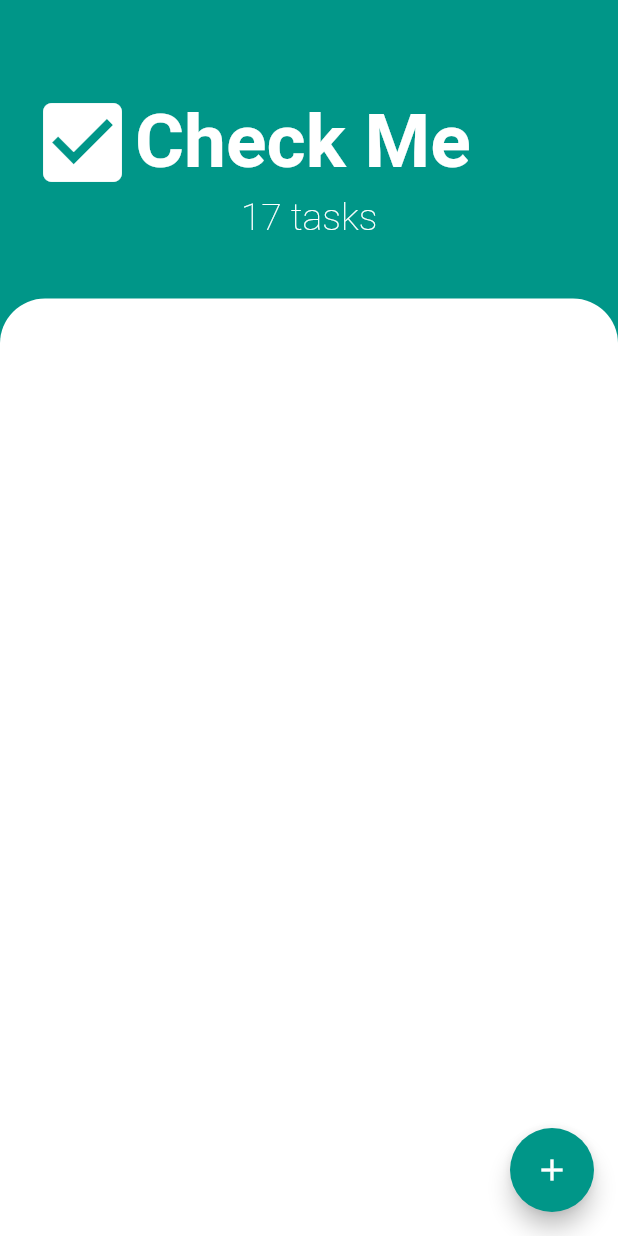
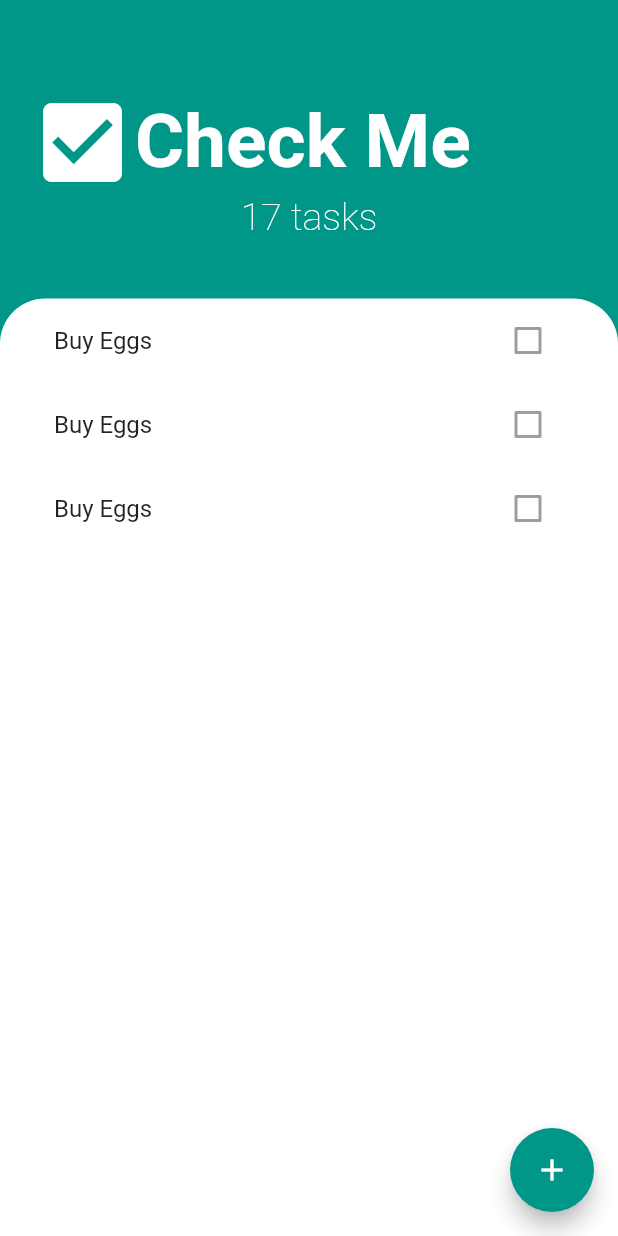
Before and after one commit to NithinRauj/Check_Me, a Flutter app: the screen it shows after launch, on a phone screen of 412 x 824 dp. Run offline on Flutter 3.47's test engine with Material 2 defaults, Android fonts, the phone set to English and light mode, and no system bars.

Commit message:
Created a list view for tasks

```diff
--- a/lib/main_screen.dart
+++ b/lib/main_screen.dart
@@ -1,4 +1,5 @@
 import 'package:flutter/material.dart';
+import 'package:check_me_app/widgets/tasks_list.dart';
 
 class MainScreen extends StatelessWidget {
   @override
@@ -57,6 +58,9 @@ class MainScreen extends StatelessWidget {
           ),
           Expanded(
             child: Container(
+              padding: EdgeInsets.symmetric(
+                horizontal: 20.0,
+              ),
               height: 400.0,
               decoration: BoxDecoration(
                 color: Colors.white,
@@ -65,6 +69,7 @@ class MainScreen extends StatelessWidget {
                   topRight: Radius.circular(30.0),
                 ),
               ),
+              child: TasksListWidget(),
             ),
           ),
         ],
--- /dev/null
+++ b/lib/widgets/list_tile.dart
@@ -0,0 +1,13 @@
+import 'package:flutter/material.dart';
+
+class ListTileWidget extends StatelessWidget {
+  @override
+  Widget build(BuildContext context) {
+    return ListTile(
+      title: Text('Buy Eggs'),
+      trailing: Checkbox(
+        value: false,
+      ),
+    );
+  }
+}
--- /dev/null
+++ b/lib/widgets/tasks_list.dart
@@ -0,0 +1,15 @@
+import 'package:flutter/material.dart';
+import 'list_tile.dart';
+
+class TasksListWidget extends StatelessWidget {
+  @override
+  Widget build(BuildContext context) {
+    return ListView(
+      children: <Widget>[
+        ListTileWidget(),
+        ListTileWidget(),
+        ListTileWidget(),
+      ],
+    );
+  }
+}
```
